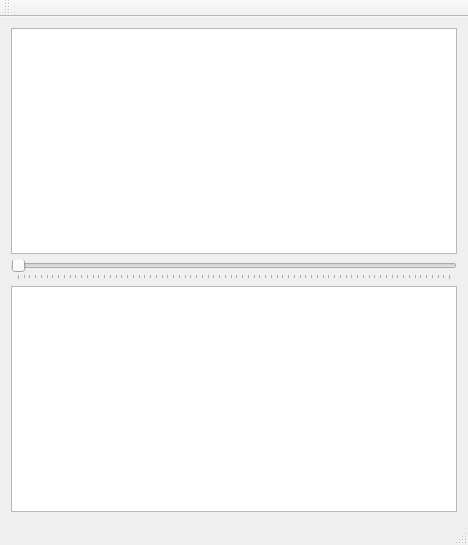
Above: DashBoard_Inna/mainwindow.ui from innalobanova/checkboard before the change. Below: the same form after it.
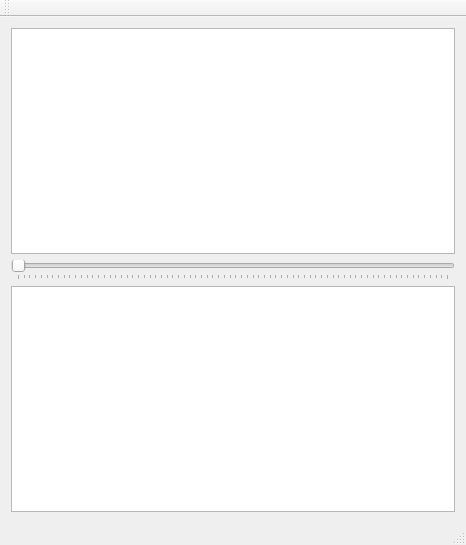
That is the form after the change.

Diff of the .ui file:
```diff
--- a/DashBoard_Inna/mainwindow.ui
+++ b/DashBoard_Inna/mainwindow.ui
@@ -6,7 +6,7 @@
    <rect>
     <x>0</x>
     <y>0</y>
-    <width>468</width>
+    <width>466</width>
     <height>545</height>
    </rect>
   </property>
```
Left out of the diff: 4 changed lines with no effect on the pictures.
